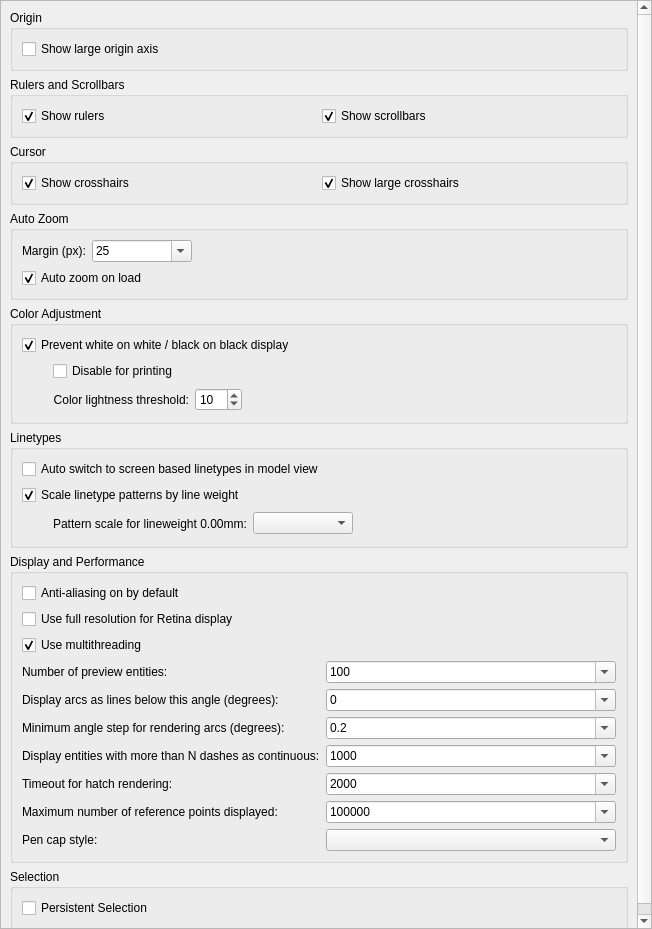
Qt form scripts/Edit/AppPreferences/GraphicsViewPreferences/PreferencesPage.ui (qcad/qcad) before a commit.
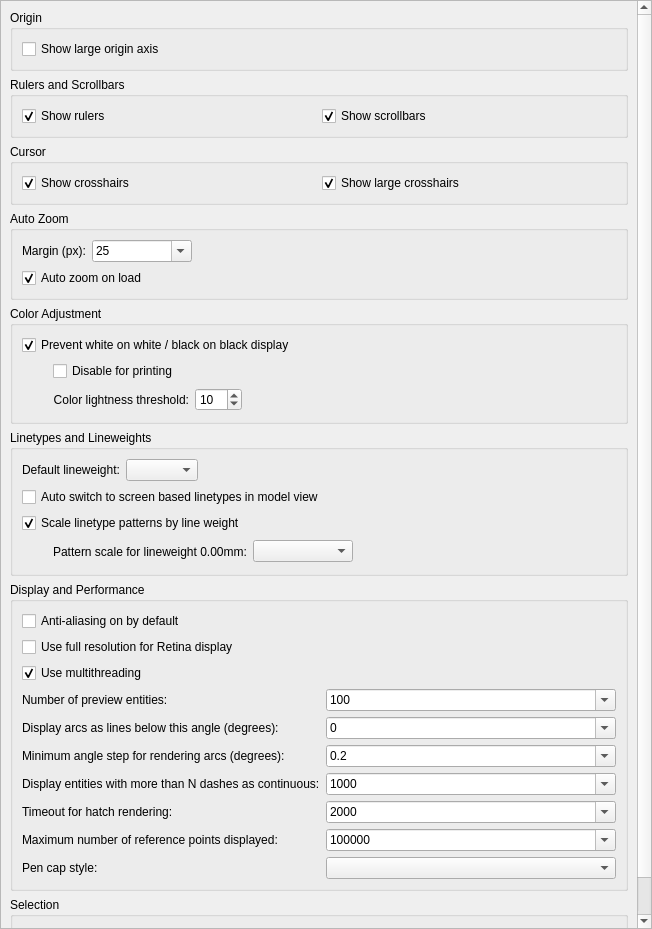
The same form after that commit. Custom widgets are drawn as their Qt base class.

Commit message: move default lineweight preference

The edit to the form file:
```diff
--- a/scripts/Edit/AppPreferences/GraphicsViewPreferences/PreferencesPage.ui
+++ b/scripts/Edit/AppPreferences/GraphicsViewPreferences/PreferencesPage.ui
@@ -22,7 +22,7 @@
      <x>0</x>
      <y>0</y>
      <width>650</width>
-     <height>976</height>
+     <height>1022</height>
     </rect>
    </property>
    <layout class="QVBoxLayout" name="verticalLayout_2">
@@ -274,10 +274,44 @@
     <item>
      <widget class="QGroupBox" name="groupBox_3">
       <property name="title">
-       <string>Linetypes</string>
+       <string>Linetypes and Lineweights</string>
       </property>
-      <layout class="QGridLayout" name="gridLayout_2">
-       <item row="0" column="0" colspan="3">
+      <layout class="QVBoxLayout" name="verticalLayout_5">
+       <item>
+        <layout class="QHBoxLayout" name="horizontalLayout_4">
+         <item>
+          <widget class="QLabel" name="label_3">
+           <property name="text">
+            <string>Default lineweight:</string>
+           </property>
+          </widget>
+         </item>
+         <item>
+          <widget class="RLineweightCombo" name="DefaultLineweight">
+           <property name="onlyFixed" stdset="0">
+            <bool>true</bool>
+           </property>
+           <property name="noDefault" stdset="0">
+            <bool>true</bool>
+           </property>
+          </widget>
+         </item>
+         <item>
+          <spacer name="horizontalSpacer_4">
+           <property name="orientation">
+            <enum>Qt::Horizontal</enum>
+           </property>
+           <property name="sizeHint" stdset="0">
+            <size>
+             <width>40</width>
+             <height>20</height>
+            </size>
+           </property>
+          </spacer>
+         </item>
+        </layout>
+       </item>
+       <item>
         <widget class="QCheckBox" name="AutoSwitchLinetypes">
          <property name="toolTip">
           <string>Automatically use screen based linetypes in model view</string>
@@ -287,7 +321,7 @@
          </property>
         </widget>
        </item>
-       <item row="1" column="0" colspan="3">
+       <item>
         <widget class="QCheckBox" name="AutoScaleLinetypePatterns">
          <property name="text">
           <string>Scale linetype patterns by line weight</string>
@@ -297,7 +331,9 @@
          </property>
         </widget>
        </item>
-       <item row="2" column="0">
+       <item>
+        <layout class="QHBoxLayout" name="horizontalLayout_5">
+         <item>
         <widget class="QWidget" name="widget_2" native="true">
          <property name="sizePolicy">
           <sizepolicy hsizetype="Fixed" vsizetype="Fixed">
@@ -313,14 +349,14 @@
          </property>
         </widget>
        </item>
-       <item row="2" column="1">
+         <item>
         <widget class="QLabel" name="label_5">
          <property name="text">
           <string>Pattern scale for lineweight 0.00mm:</string>
          </property>
         </widget>
        </item>
-       <item row="2" column="2">
+         <item>
         <widget class="RLineweightCombo" name="ZeroWeightWeight">
          <property name="minimumSize">
           <size>
@@ -333,7 +369,7 @@
          </property>
         </widget>
        </item>
-       <item row="2" column="3">
+         <item>
         <spacer name="horizontalSpacer_2">
          <property name="orientation">
           <enum>Qt::Horizontal</enum>
@@ -345,6 +381,8 @@
           </size>
          </property>
         </spacer>
+         </item>
+        </layout>
        </item>
       </layout>
      </widget>
```
Lines whose indentation alone changed are shown as unchanged. The commit also changes 2 other files.
